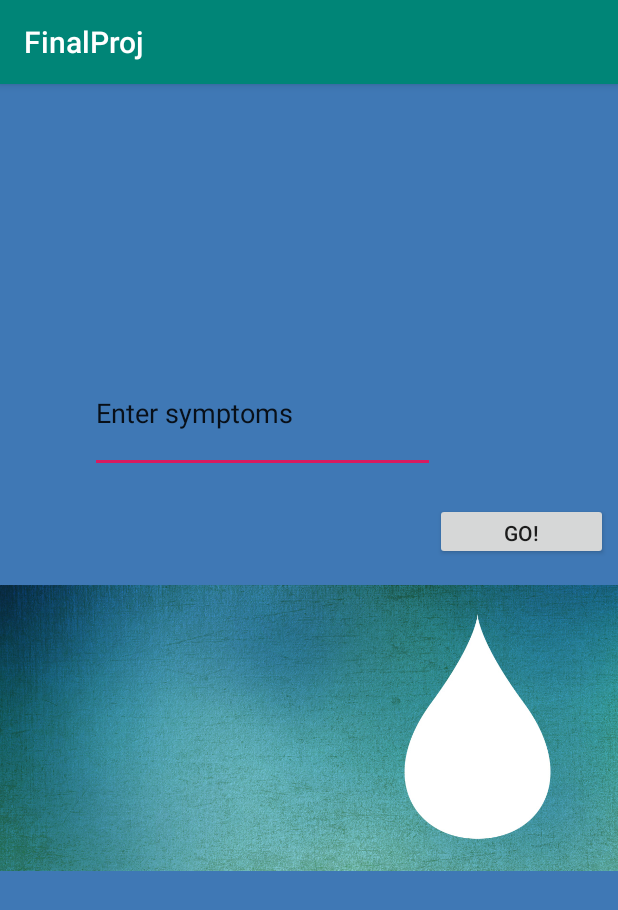
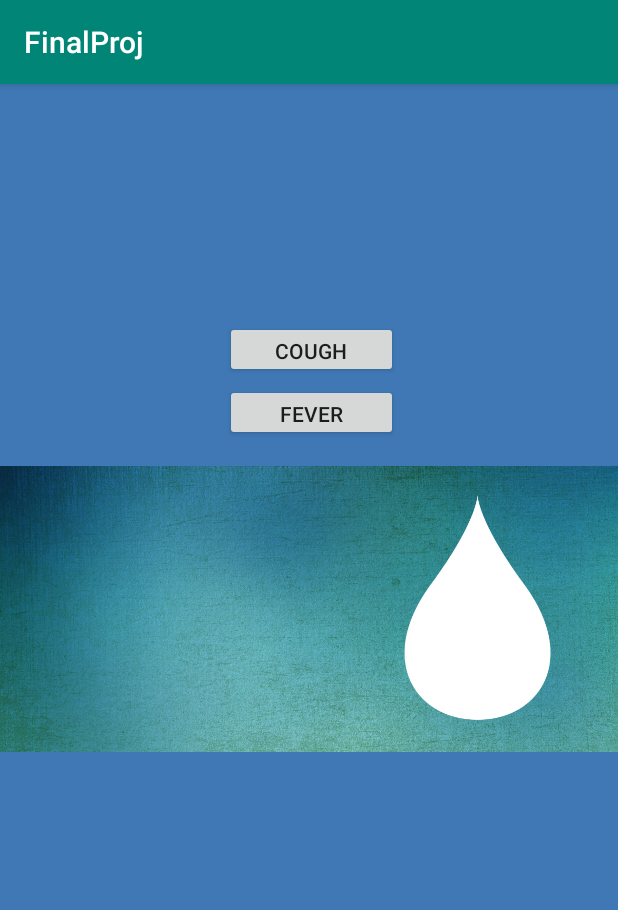
Before and after one commit to Aayush1999/FinalProj, an Android app: the LaunchActivity screen opened directly, with no data from a screen before it, on a phone screen of 412 x 824 dp. Shown: the top 910 px of the screen. Run offline under Robolectric (Android 15) with nearby library versions, the phone set to English and light mode, and no system bars.

Commit message:
mediFind v1

```diff
--- a/app/src/main/AndroidManifest.xml
+++ b/app/src/main/AndroidManifest.xml
@@ -9,7 +9,10 @@
         android:roundIcon="@mipmap/ic_launcher_round"
         android:supportsRtl="true"
         android:theme="@style/AppTheme">
-        <activity android:name=".LaunchActivity"></activity>
+        <activity android:name=".HeadacheMeds"></activity>
+        <activity android:name=".CoughMeds" />
+        <activity android:name=".FeverMed" />
+        <activity android:name=".LaunchActivity" />
         <activity
             android:name=".MainActivity"
             android:label="@string/app_name"
--- a/app/src/main/java/com/example/finalproj/LaunchActivity.java
+++ b/app/src/main/java/com/example/finalproj/LaunchActivity.java
@@ -2,7 +2,9 @@ package com.example.finalproj;
 
 import androidx.appcompat.app.AppCompatActivity;
 
+import android.content.Intent;
 import android.os.Bundle;
+import android.widget.Button;
 
 public class LaunchActivity extends AppCompatActivity {
 
@@ -10,5 +12,18 @@ public class LaunchActivity extends AppCompatActivity {
     protected void onCreate(Bundle savedInstanceState) {
         super.onCreate(savedInstanceState);
         setContentView(R.layout.activity_launch);
+        Button action = findViewById(R.id.FeverButton);
+        Intent intent = new Intent(this, FeverMed.class);
+        action.setOnClickListener(v -> {
+            startActivity(intent);
+            finish();
+        });
+        Button action2 = findViewById(R.id.CoughButton);
+        Intent intent2 = new Intent(this, CoughMeds.class);
+        action2.setOnClickListener(v -> {
+            startActivity(intent2);
+            finish();
+        });
+
     }
 }
--- a/app/src/main/res/layout/activity_launch.xml
+++ b/app/src/main/res/layout/activity_launch.xml
@@ -13,19 +13,6 @@
         android:background="#3F78B5"
         android:orientation="vertical">
 
-        <EditText
-            android:id="@+id/editText"
-            android:layout_width="230dp"
-            android:layout_height="79dp"
-            android:baselineAligned="false"
-            android:ems="10"
-            android:inputType="textPersonName"
-            android:text="Enter symptoms"
-            android:translationX="60sp"
-            android:translationY="180sp"
-            android:visibility="visible"
-            tools:visibility="visible" />
-
         <ImageView
             android:id="@+id/image_symptom"
             android:layout_width="match_parent"
@@ -34,11 +21,19 @@
             app:srcCompat="@drawable/symptoms" />
 
         <Button
-            android:id="@+id/buttonGo"
+            android:id="@+id/FeverButton"
             android:layout_width="115dp"
             android:layout_height="38dp"
-            android:text="Go!"
-            android:translationX="290sp"
+            android:text="Fever"
+            android:translationX="150sp"
             android:translationY="-400sp" />
+
+        <Button
+            android:id="@+id/CoughButton"
+            android:layout_width="115dp"
+            android:layout_height="38dp"
+            android:text="Cough"
+            android:translationX="150sp"
+            android:translationY="-480sp" />
     </LinearLayout>
 </androidx.constraintlayout.widget.ConstraintLayout>
--- a/app/src/main/res/layout/content_main.xml
+++ b/app/src/main/res/layout/content_main.xml
@@ -19,7 +19,7 @@
         android:layout_marginRight="131dp"
         android:layout_marginBottom="223dp"
         android:capitalize="characters"
-        android:text="Enter Symptoms"
+        android:text="Find the right medicine"
         android:visibility="visible"
         app:layout_constraintBottom_toBottomOf="parent"
         app:layout_constraintEnd_toEndOf="parent"
```
Also changed, not shown: app/src/main/java/com/example/finalproj/CoughMeds.java (added, +14 -0 lines), app/src/main/java/com/example/finalproj/FeverMed.java (added, +14 -0 lines), app/src/main/java/com/example/finalproj/HeadacheMeds.java (added, +14 -0 lines), app/src/main/res/layout/activity_cough_meds.xml (added, +70 -0 lines), app/src/main/res/layout/activity_fever_med.xml (added, +59 -0 lines), app/src/main/res/layout/activity_headache_meds.xml (added, +9 -0 lines).
